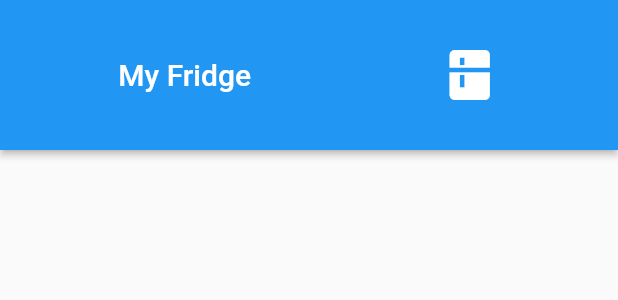
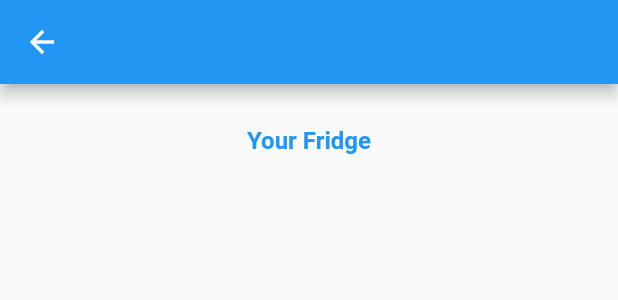
Before and after one commit to TheUnrealDev/Fridgeroney-Virtual-Fridge, a Flutter app: the PageSelectButton widget shown alone on an empty page, opened directly, after a tap on "My Fridge", on a phone screen of 412 x 824 dp. Shown: the top 300 px of the screen. Run offline on Flutter 3.47's test engine with Material 2 defaults, Android fonts, the light colour scheme and no system bars; our stand-ins replace camera, firebase_auth, firebase_core, firebase_database; missing offline and left inert: firebase_app_check, flutter_barcode_scanner; accounts and stored records are empty.

Commit message:
Started implementing My Fridge page.

```diff
--- a/lib/data_classes/ingredient.dart
+++ b/lib/data_classes/ingredient.dart
@@ -32,7 +32,7 @@ class Ingredient {
       barCode: data.key ?? '',
       name: mapData['name'] ?? '',
       amount: mapData['amount'] ?? 0,
-      ingredientType: mapData['ingredientType'] ?? '',
+      ingredientType: mapData['type'] ?? '',
     );
   }
 }
--- /dev/null
+++ b/lib/pages/fridge_page.dart
@@ -0,0 +1,55 @@
+import 'package:flutter/material.dart';
+import 'package:fridgeroney/models/ingredient_model.dart';
+import 'package:fridgeroney/widgets/fridge_item.dart';
+import 'package:provider/provider.dart';
+
+import '../data_classes/ingredient.dart';
+
+class FridgePage extends StatefulWidget {
+  const FridgePage({super.key});
+
+  @override
+  State<FridgePage> createState() => _FridgePageState();
+}
+
+class _FridgePageState extends State<FridgePage> {
+  @override
+  Widget build(BuildContext context) {
+    IngredientModel ingredientModel = Provider.of<IngredientModel>(context);
+    List<Ingredient> ingredients = ingredientModel.ingredients;
+    return Scaffold(
+      resizeToAvoidBottomInset: false,
+      appBar: AppBar(),
+      body: Padding(
+        padding: const EdgeInsets.all(8.0),
+        child: SizedBox(
+          width: double.infinity,
+          child: Column(
+            children: [
+              Padding(
+                padding: const EdgeInsets.symmetric(vertical: 20),
+                child: Text(
+                  "Your Fridge",
+                  style: TextStyle(
+                      fontSize: 16,
+                      fontWeight: FontWeight.bold,
+                      color: Theme.of(context).primaryColor),
+                ),
+              ),
+              Expanded(
+                child: Scrollbar(
+                  child: ListView.builder(
+                    itemCount: ingredients.length,
+                    itemBuilder: (context, int index) {
+                      return FridgeItem(ingredient: ingredients[index]);
+                    },
+                  ),
+                ),
+              ),
+            ],
+          ),
+        ),
+      ),
+    );
+  }
+}
--- a/lib/pages/home_page.dart
+++ b/lib/pages/home_page.dart
@@ -1,6 +1,9 @@
 import 'package:flutter/material.dart';
 import 'package:fridgeroney/data_classes/ingredient.dart';
 import 'package:fridgeroney/models/scanned_ingredient_model.dart';
+import 'package:fridgeroney/pages/fridge_page.dart';
+import 'package:fridgeroney/pages/recipes_page.dart';
+import 'package:fridgeroney/pages/register_item_page.dart';
 import 'package:fridgeroney/widgets/common_recipes_list.dart';
 import 'package:fridgeroney/widgets/scanned_item_dialog/item_scan_dialog.dart';
 import 'package:fridgeroney/widgets/open_scan_page_button.dart';
@@ -57,6 +60,7 @@ class _HomePageState extends State<HomePage> {
                 const Row(
                   children: [
                     PageSelectButton(
+                      targetPage: FridgePage(),
                       buttonTitle: 'My Fridge',
                       buttonIcon: Icons.kitchen,
                     ),
@@ -64,6 +68,7 @@ class _HomePageState extends State<HomePage> {
                       width: 2,
                     ),
                     PageSelectButton(
+                      targetPage: RecipesPage(),
                       buttonTitle: 'Recipes',
                       buttonIcon: Icons.restaurant,
                     ),
--- a/lib/pages/register_item_page.dart
+++ b/lib/pages/register_item_page.dart
@@ -140,6 +140,7 @@ class _RegisterItemPageState extends State<RegisterItemPage> {
                         setState(() {
                           itemTypeErrorMessage = errorMessage;
                         });
+                        return;
                       },
                       builder: (field) {
                         return Column(
--- a/lib/widgets/page_select_button.dart
+++ b/lib/widgets/page_select_button.dart
@@ -6,9 +6,13 @@ import '../models/auth_model.dart';
 class PageSelectButton extends StatelessWidget {
   final String buttonTitle;
   final IconData buttonIcon;
+  final Widget targetPage;
 
   const PageSelectButton(
-      {super.key, required this.buttonTitle, required this.buttonIcon});
+      {super.key,
+      required this.buttonTitle,
+      required this.buttonIcon,
+      required this.targetPage});
 
   @override
   Widget build(BuildContext context) {
@@ -16,7 +20,9 @@ class PageSelectButton extends StatelessWidget {
     return Expanded(
       child: ElevatedButton(
         onPressed: () {
-          authModel.signOut();
+          Navigator.push(context, MaterialPageRoute(builder: (context) {
+            return targetPage;
+          }));
         },
         style: ElevatedButton.styleFrom(
           backgroundColor: Theme.of(context).primaryColor,
```
Also changed, not shown: lib/pages/recipes_page.dart (added, +18 -0 lines), lib/widgets/fridge_item.dart (added, +25 -0 lines).
